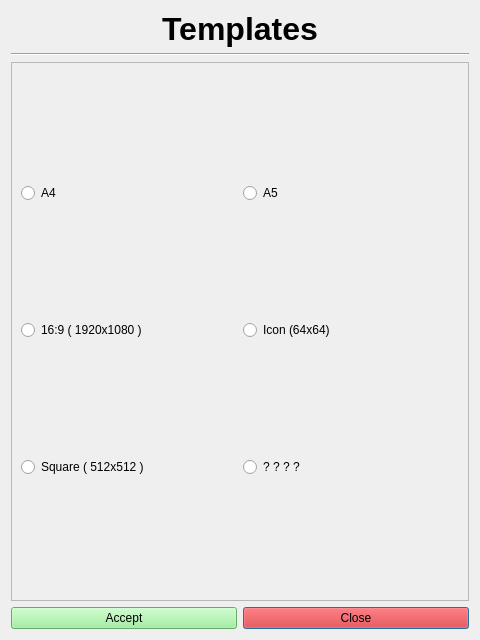
Qt form Ink/templates.ui (ErnestsEida/project-ink) before a commit.
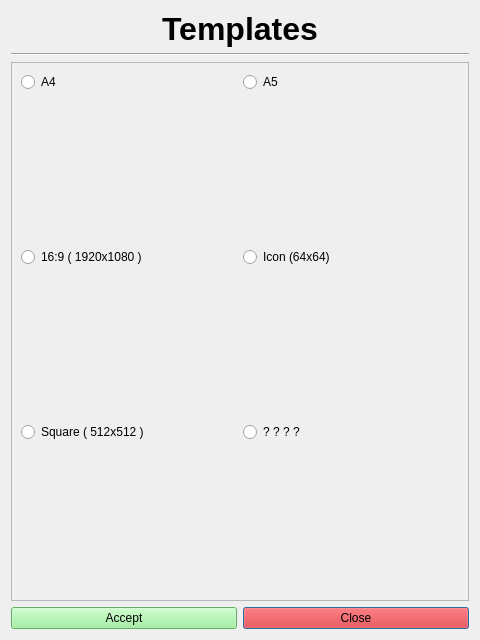
The same form after that commit. Icons and pictures are not drawn.

Patch:
```diff
--- a/Ink/templates.ui
+++ b/Ink/templates.ui
@@ -45,38 +45,10 @@
         <x>0</x>
         <y>0</y>
         <width>460</width>
-        <height>529</height>
+        <height>534</height>
        </rect>
       </property>
       <layout class="QGridLayout" name="gridLayout_2">
-       <item row="1" column="0">
-        <widget class="QRadioButton" name="HD">
-         <property name="text">
-          <string>16:9 ( 1920x1080 )</string>
-         </property>
-        </widget>
-       </item>
-       <item row="2" column="0">
-        <widget class="QRadioButton" name="Square">
-         <property name="text">
-          <string>Square ( 512x512 )</string>
-         </property>
-        </widget>
-       </item>
-       <item row="2" column="1">
-        <widget class="QRadioButton" name="radioButton_6">
-         <property name="text">
-          <string>? ? ? ?</string>
-         </property>
-        </widget>
-       </item>
-       <item row="0" column="1">
-        <widget class="QRadioButton" name="A5">
-         <property name="text">
-          <string>A5</string>
-         </property>
-        </widget>
-       </item>
        <item row="0" column="0">
         <widget class="QRadioButton" name="A4">
          <property name="text">
@@ -85,12 +57,88 @@
         </widget>
        </item>
        <item row="1" column="1">
+        <widget class="QLabel" name="label_3">
+         <property name="text">
+          <string/>
+         </property>
+         <property name="pixmap">
+          <pixmap resource="../images/templates/templates.qrc">:/icons/a5_icon.png</pixmap>
+         </property>
+        </widget>
+       </item>
+       <item row="1" column="0">
+        <widget class="QLabel" name="label_2">
+         <property name="text">
+          <string/>
+         </property>
+         <property name="pixmap">
+          <pixmap resource="../images/templates/templates.qrc">:/icons/a4_icon.png</pixmap>
+         </property>
+        </widget>
+       </item>
+       <item row="5" column="1">
+        <widget class="QRadioButton" name="radioButton_6">
+         <property name="text">
+          <string>? ? ? ?</string>
+         </property>
+        </widget>
+       </item>
+       <item row="3" column="1">
         <widget class="QRadioButton" name="Icon">
          <property name="text">
           <string>Icon (64x64)</string>
          </property>
         </widget>
        </item>
+       <item row="5" column="0">
+        <widget class="QRadioButton" name="Square">
+         <property name="text">
+          <string>Square ( 512x512 )</string>
+         </property>
+        </widget>
+       </item>
+       <item row="4" column="0">
+        <widget class="QLabel" name="label_4">
+         <property name="text">
+          <string/>
+         </property>
+        </widget>
+       </item>
+       <item row="0" column="1">
+        <widget class="QRadioButton" name="A5">
+         <property name="text">
+          <string>A5</string>
+         </property>
+        </widget>
+       </item>
+       <item row="3" column="0">
+        <widget class="QRadioButton" name="HD">
+         <property name="text">
+          <string>16:9 ( 1920x1080 )</string>
+         </property>
+        </widget>
+       </item>
+       <item row="6" column="0">
+        <widget class="QLabel" name="label_5">
+         <property name="text">
+          <string/>
+         </property>
+        </widget>
+       </item>
+       <item row="4" column="1">
+        <widget class="QLabel" name="label_6">
+         <property name="text">
+          <string/>
+         </property>
+        </widget>
+       </item>
+       <item row="6" column="1">
+        <widget class="QLabel" name="label_7">
+         <property name="text">
+          <string/>
+         </property>
+        </widget>
+       </item>
       </layout>
      </widget>
     </widget>
```
Left out of the diff: 5 changed lines with no effect on the pictures.
